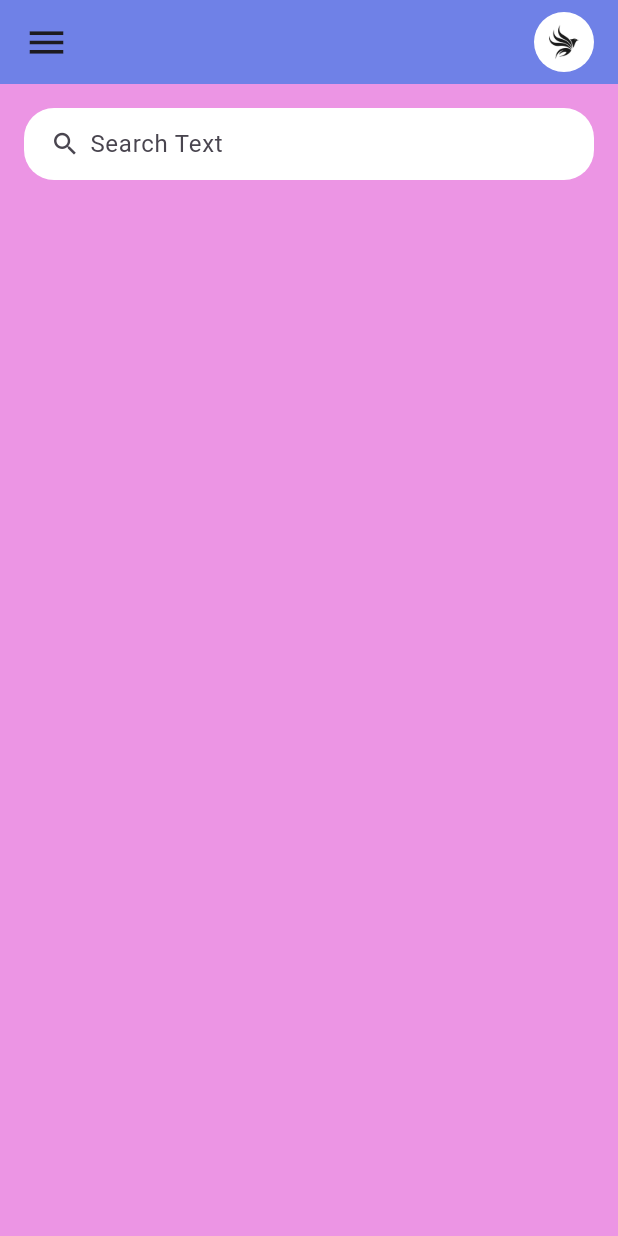
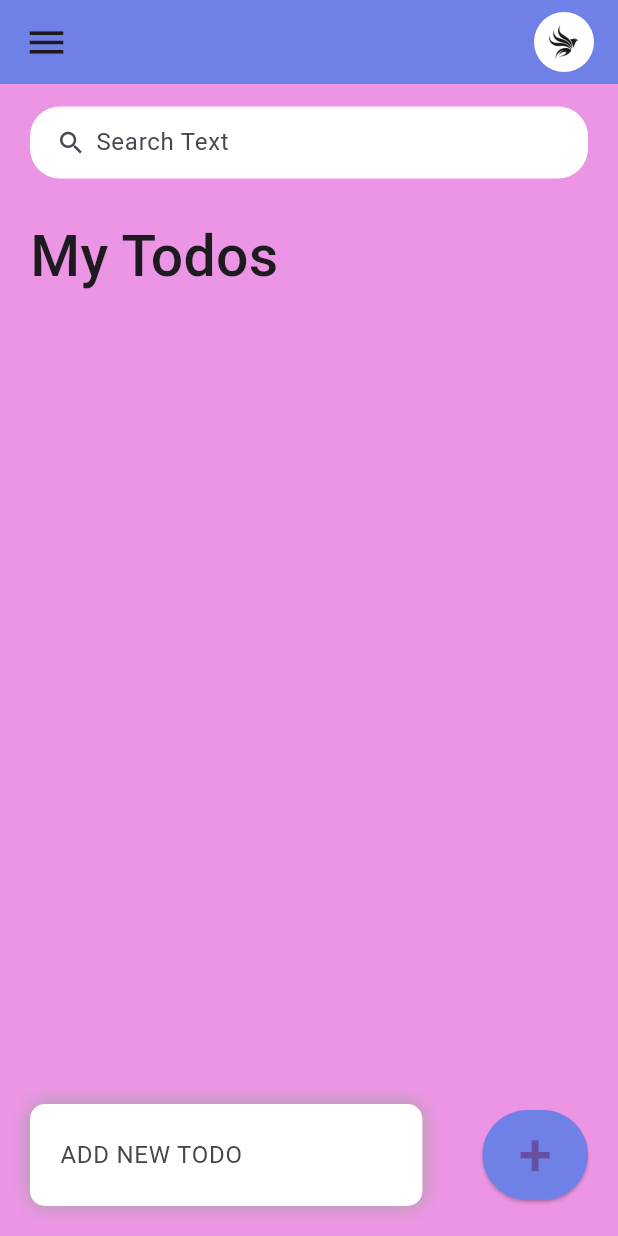
Before and after one commit to ManojLL/flutter-todo, a Flutter app: the screen it shows after launch, on a phone screen of 412 x 824 dp. Run offline on Flutter 3.47's test engine with Material 3 defaults, Android fonts, the phone set to English and light mode, and no system bars.

Commit message:
added todo items

```diff
--- /dev/null
+++ b/todoapp/lib/models/to_do.dart
@@ -0,0 +1,12 @@
+class ToDo{
+  String? id;
+  String? todo;
+  bool isDone;
+
+  ToDo({
+    required this.id,
+    required this.todo,
+    this.isDone = false
+  });
+
+}
--- a/todoapp/lib/screens/Home.dart
+++ b/todoapp/lib/screens/Home.dart
@@ -1,43 +1,162 @@
 import 'package:flutter/material.dart';
-import 'package:todoapp/constrains/colors.dart';
+import '../models/to_do.dart';
+import '../constrains/colors.dart';
+import '../widgets/todo_item.dart';
 
-class Home extends StatelessWidget {
-  const Home({Key? key}) : super(key: key);
+class Home extends StatefulWidget {
+  Home({Key? key}) : super(key: key);
+
+  @override
+  State<Home> createState() => _HomeState();
+}
+
+class _HomeState extends State<Home> {
+  List<ToDo> todoList = [];
+  List<ToDo> _founded = [];
+  final _addToDolist = TextEditingController();
+
+  @override
+  void initState() {
+    _founded = todoList;
+    super.initState();
+  }
 
   @override
   Widget build(BuildContext context) {
     return Scaffold(
       backgroundColor: bgColor,
       appBar: _AppBar(),
-      body: Center(
-        child: Padding(
-          padding: const EdgeInsets.all(16.0),
+      body: Stack(
+        children: [
+          Container(
+            padding: const EdgeInsets.symmetric(horizontal: 20, vertical: 15),
             child: Column(
-
               children: [
-              _searchbar()
+                _searchbar(),
+                Expanded(
+                    child: ListView(
+                  children: [
+                    Container(
+                      margin: EdgeInsets.only(top: 25, bottom: 23),
+                      child: Text(
+                        "My Todos",
+                        style: TextStyle(
+                            fontSize: 38, fontWeight: FontWeight.w500),
+                      ),
+                    ),
+                    for (ToDo todo in _founded.reversed)
+                      TodoItem(
+                          toDo: todo,
+                          onTodoChange: _handleTodoStatus,
+                          onTodoDelete: _deleteTodoItem),
+                  ],
+                )),
               ],
             ),
           ),
+          Align(
+            alignment: Alignment.bottomCenter,
+            child: Row(
+              children: [
+                Expanded(
+                  child: Container(
+                    margin: EdgeInsets.only(bottom: 20, right: 20, left: 20),
+                    padding: EdgeInsets.symmetric(horizontal: 20, vertical: 10),
+                    decoration: BoxDecoration(
+                        color: Colors.white,
+                        boxShadow: const [
+                          BoxShadow(
+                              color: const Color.fromARGB(255, 163, 162, 162),
+                              offset: Offset(0.0, 0.0),
+                              blurRadius: 10.0,
+                              spreadRadius: 0),
+                        ],
+                        borderRadius: BorderRadius.circular(10)),
+                    child: TextField(
+                      controller: _addToDolist,
+                      decoration: InputDecoration(
+                        hintText: "ADD NEW TODO",
+                        border: InputBorder.none,
+                      ),
+                    ),
+                  ),
+                ),
+                Container(
+                  margin: EdgeInsets.only(bottom: 20, right: 20, left: 20),
+                  child: ElevatedButton(
+                    child: Text(
+                      '+',
+                      style: TextStyle(fontSize: 40),
+                    ),
+                    onPressed: () {
+                      _addtodoItem(_addToDolist.text);
+                    },
+                    style: ElevatedButton.styleFrom(
+                        backgroundColor: TBGcolor,
+                        minimumSize: Size(60, 60),
+                        elevation: 1),
+                  ),
+                )
+              ],
+            ),
+          )
+        ],
       ),
     );
+  }
+
+  void _handleTodoStatus(ToDo toDo) {
+    setState(() {
+      toDo.isDone = !toDo.isDone;
+    });
+  }
+
+  void _deleteTodoItem(String id) {
+    setState(() {
+      todoList.removeWhere((element) => element.id == id);
+    });
+  }
+
+  void _addtodoItem(String todo) {
+    setState(() {
+      todoList.add(ToDo(
+          id: DateTime.now().millisecondsSinceEpoch.toString(), todo: todo));
+    });
+    _addToDolist.clear();
+  }
+
+  void _runFilter(String keyWord) {
+    List<ToDo> result = [];
+    if (keyWord.isEmpty) {
+      result = todoList;
+    } else {
+      result = todoList
+          .where((element) =>
+              element.todo!.toLowerCase().contains(keyWord.toLowerCase()))
+          .toList();
+    }
+
+    setState(() {
+      _founded = result;
+    });
   }
 
   Container _searchbar() {
     return Container(
       padding: EdgeInsets.symmetric(horizontal: 15),
       decoration: BoxDecoration(
-                color: Colors.white,
-                borderRadius: BorderRadius.circular(20)
-              ),
+          color: Colors.white, borderRadius: BorderRadius.circular(20)),
       child: TextField(
+        onChanged: (keyWord)=>_runFilter(keyWord),
         decoration: InputDecoration(
             contentPadding: EdgeInsets.all(0),
-                  prefixIcon: Icon(Icons.search,size: 20,),
-                  prefixIconConstraints: BoxConstraints(maxHeight: 20,minWidth: 25),
-                  border:  InputBorder.none,
-                  hintText: "Search Text"
+            prefixIcon: Icon(
+              Icons.search,
+              size: 20,
             ),
+            prefixIconConstraints: BoxConstraints(maxHeight: 20, minWidth: 25),
+            border: InputBorder.none,
+            hintText: "Search Text"),
       ),
     );
   }
```
Also changed, not shown: todoapp/lib/widgets/todo_item.dart (added, +52 -0 lines). Lines whose indentation alone changed are shown as unchanged.
